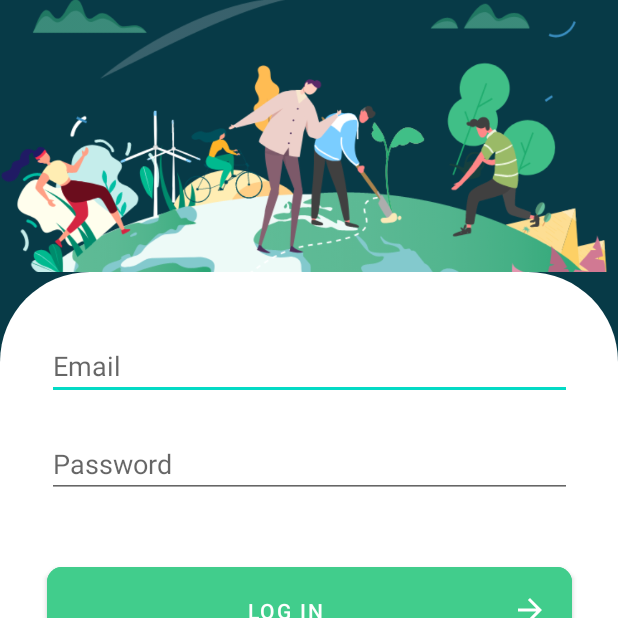
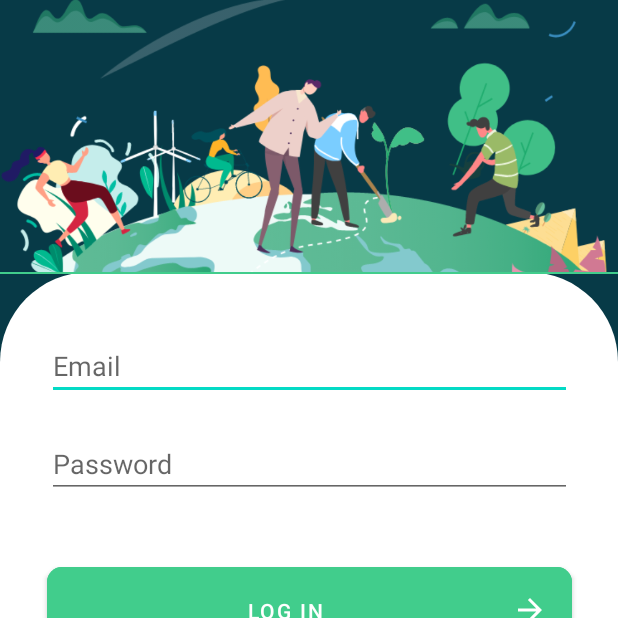
Before and after one commit to Sabarinathan07/CO2_HALT, an Android app: the screen it shows after launch (loginActivity), on a phone screen of 412 x 824 dp, the top half of it. Run offline under Robolectric (Android 15) with nearby library versions, the light colour scheme and no system bars; plain views replace LoginButton.

Commit message:
intent working

```diff
--- a/app/src/main/res/layout/activity_login.xml
+++ b/app/src/main/res/layout/activity_login.xml
@@ -126,7 +126,14 @@
             app:layout_constraintBottom_toBottomOf="parent"
             app:layout_constraintEnd_toEndOf="parent"/>
 
+        <View
+            android:id="@+id/myview"
+            android:layout_width="match_parent"
+            android:layout_height="1dp"
+            android:background="@color/accent"
+            android:text="heloo world"
 
+            />
 
 
     </androidx.constraintlayout.widget.ConstraintLayout>
--- a/app/src/main/res/layout/activity_sign_up.xml
+++ b/app/src/main/res/layout/activity_sign_up.xml
@@ -89,11 +89,10 @@
             android:layout_width="350dp"
             android:layout_height="70dp"
             android:layout_marginTop="40dp"
-            android:background="@color/accent"
-            android:backgroundTint="@color/accent"
+
             android:drawableRight="@drawable/ic_baseline_arrow_forward_24"
             android:drawableTint="@color/white"
-            android:elevation="2dp"
+            android:backgroundTint="@color/accent"
             android:text="@string/string_sign_up"
             app:cornerRadius="10dp"
             app:layout_constraintEnd_toEndOf="parent"
```
